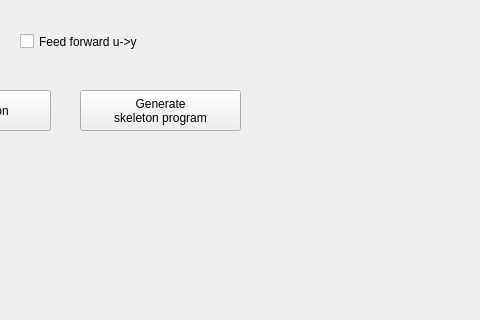
The window that BlockEditor/xblk.ui (robertobucher/pysimCoder) describes before a commit, drawn with Qt 5; both pictures show x 320 to 800 and y 0 to 320 of the 800 by 700 pixel window.
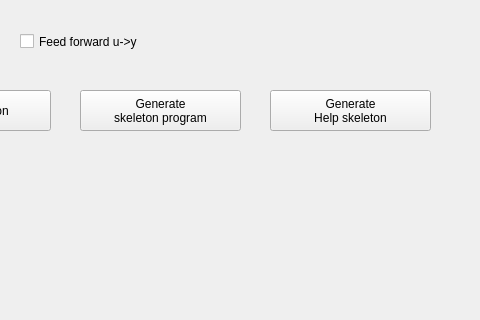
The same window after the commit.

Commit message: xblk2Blk generates Help skeleton

```diff
--- a/BlockEditor/xblk.ui
+++ b/BlockEditor/xblk.ui
@@ -144,6 +144,20 @@
      </rect>
     </property>
    </widget>
+   <widget class="QPushButton" name="btnGenHelp">
+    <property name="geometry">
+     <rect>
+      <x>590</x>
+      <y>90</y>
+      <width>161</width>
+      <height>41</height>
+     </rect>
+    </property>
+    <property name="text">
+     <string>Generate
+Help skeleton</string>
+    </property>
+   </widget>
   </widget>
   <widget class="QMenuBar" name="menubar">
    <property name="geometry">
```
The commit also changes 1 other file.
